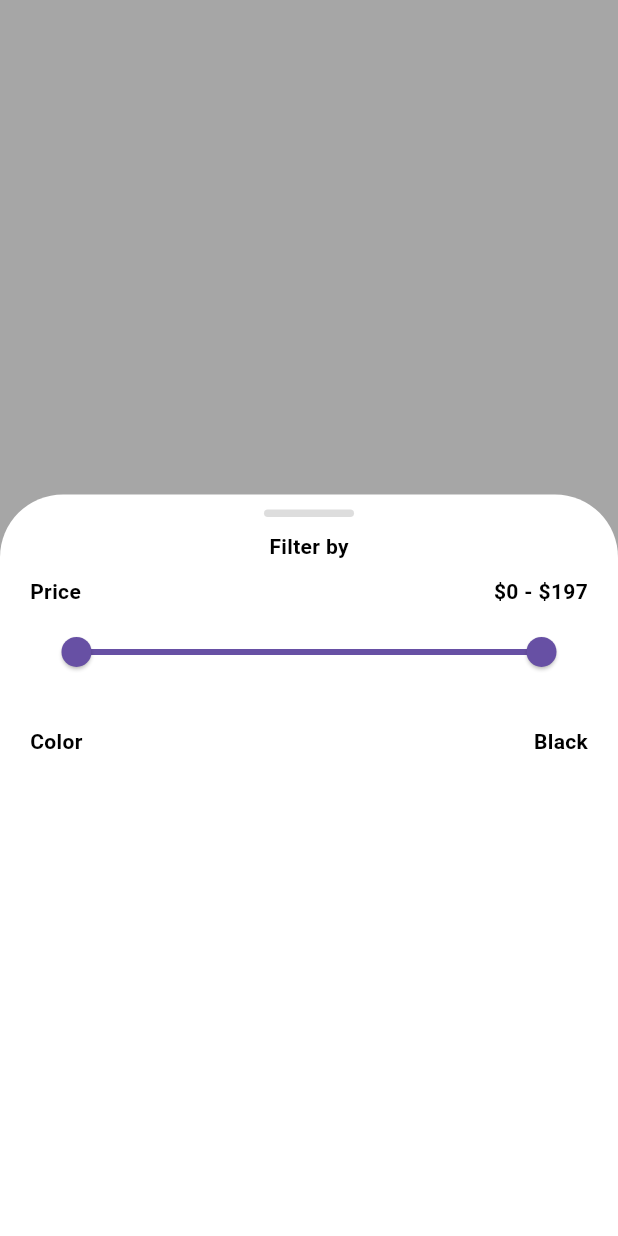
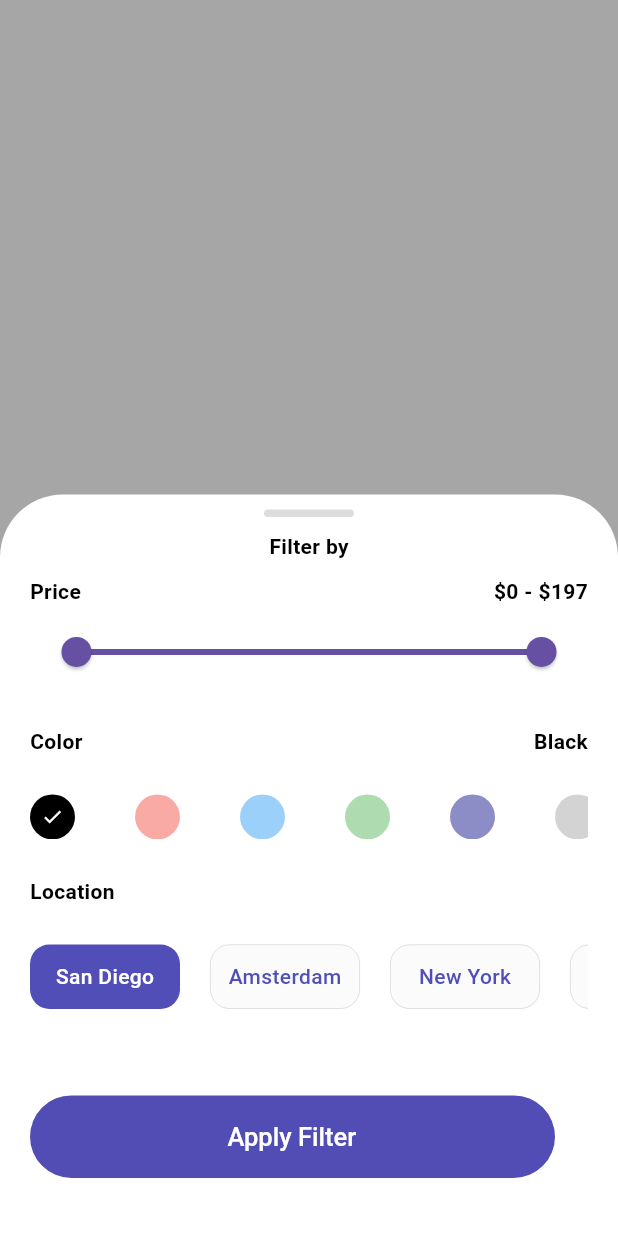
Before and after one commit to whois-kami/clothify, a Flutter app: what showFilteredBottom() shows on an empty page, opened directly, on a phone screen of 412 x 824 dp. Run offline on Flutter 3.47's test engine with Material 3 defaults, Android fonts, the phone set to English and light mode, and no system bars; our stand-ins replace animated_text_kit, awesome_snackbar_content, cached_network_image, equatable, flutter_bloc, flutter_dotenv and 10 more; accounts and stored records are empty; network calls fail.

Commit message:
added filter items func

```diff
--- a/lib/core/data/DTO/product_dto.dart
+++ b/lib/core/data/DTO/product_dto.dart
@@ -10,6 +10,7 @@ class ProductDto {
   int? price;
   bool? isFavorite;
   DateTime? releaseDate;
+   String? location;
 
   ProductDto({
     this.id,
@@ -21,6 +22,7 @@ class ProductDto {
     this.imageUrl,
     this.isFavorite,
     this.releaseDate,
+    this.location,
   });
 
   ProductDto.fromJson(Map<String, dynamic> json) {
@@ -34,9 +36,8 @@ class ProductDto {
     price = json['price'] as int? ?? 0;
     String? releaseDateString = json['release'] as String?;
     releaseDate = releaseDateString != null ? DateTime.parse(releaseDateString) : null;
-
-
     isFavorite = false;
+    location = json['location'] as String? ?? '';
   }
 
   Map<String, dynamic> toJson() {
@@ -50,6 +51,7 @@ class ProductDto {
     data['image'] = imageUrl;
     data['price'] = price;
     data['release'] = releaseDate?.toIso8601String();
+    data['location'] = location;
     return data;
   }
 }
--- a/lib/core/domain/entities/product_entity.dart
+++ b/lib/core/domain/entities/product_entity.dart
@@ -12,6 +12,7 @@ class ProductEntity {
   final int price;
   final bool isFavorite;
   final DateTime releaseDate;
+  final String location;
   ProductEntity({
     required this.id,
     required this.title,
@@ -23,6 +24,8 @@ class ProductEntity {
     required this.price,
     required this.isFavorite,
     required this.releaseDate,
+    required this.location
+
   });
 
   factory ProductEntity.fromDTO(ProductDto dto) => ProductEntity(
@@ -36,6 +39,7 @@ class ProductEntity {
         price: dto.price ?? 0,
         isFavorite: dto.isFavorite ?? false,
         releaseDate: dto.releaseDate ?? DateTime(0, 0, 0, 0, 0, 0, 0),
+        location: dto.location ?? ''
 
       );
 }
--- /dev/null
+++ b/lib/core/presentation/widgets/color_selector_widget.dart
@@ -0,0 +1,61 @@
+import 'package:flutter/material.dart';
+
+class ColorSelectorWidget extends StatelessWidget {
+  final String currentColor;
+  final Color circleColor;
+  final String circleColorString;
+  final double width;
+  final double height;
+
+  void Function()? onTap;
+  ColorSelectorWidget({
+    super.key,
+    required this.onTap,
+    required this.currentColor,
+    required this.circleColorString,
+    required this.circleColor, required this.width, required this.height,
+  });
+
+  @override
+  Widget build(BuildContext context) {
+    return Row(
+      children: [
+        Container(
+          width: width,
+          height: height,
+          decoration: BoxDecoration(
+            shape: BoxShape.circle,
+            color: currentColor == circleColorString
+                ? circleColor
+                : circleColor.withOpacity(0.45),
+          ),
+          child: Material(
+            color: Colors.transparent,
+            shape: const CircleBorder(),
+            child: InkWell(
+              onTap: onTap,
+              customBorder: const CircleBorder(),
+              child: Ink(
+                height: height,
+                width: width,
+                child: AnimatedOpacity(
+                  curve: Curves.bounceIn,
+                  opacity: currentColor == circleColorString ? 1.0 : 0.0,
+                  duration: const Duration(milliseconds: 200),
+                  child: Center(
+                    child: Icon(
+                      Icons.check,
+                      color: Colors.white,
+                      size: 15,
+                    ),
+                  ),
+                ),
+              ),
+            ),
+          ),
+        ),
+        const SizedBox(width: 40),
+      ],
+    );
+  }
+}
--- a/lib/core/presentation/widgets/filter_modal_bottom_sheet.dart
+++ b/lib/core/presentation/widgets/filter_modal_bottom_sheet.dart
@@ -1,9 +1,36 @@
+import 'package:ecom_app/core/presentation/widgets/color_selector_widget.dart';
+import 'package:ecom_app/core/presentation/widgets/eleveated_button_widget.dart';
+import 'package:ecom_app/core/presentation/widgets/location_selector_widget.dart';
+import 'package:ecom_app/src/features/home/presentation/bloc/home_bloc.dart';
 import 'package:flutter/material.dart';
+import 'package:flutter_bloc/flutter_bloc.dart';
 import 'package:modal_bottom_sheet/modal_bottom_sheet.dart';
 
 void showFilteredBottom(BuildContext context) {
-  RangeValues curValues = RangeValues(0, 197);
-  String color = 'Black';
+  RangeValues curValues = const RangeValues(0, 197);
+  String currentColor = 'Black';
+  String currentLocation = 'San Diego';
+  Map<Color, String> colors = {
+    Colors.black: 'Black',
+    Colors.red: 'Red',
+    Colors.blue: 'Blue',
+    Colors.green: 'Green',
+    const Color(0xFF000080): 'Navy',
+    Colors.grey: 'Grey',
+    Colors.brown: 'Brown',
+    Colors.purple: 'Purple',
+    const Color(0xFFC0C0C0): 'Silver',
+    const Color(0xFFF0E8FC): 'White',
+    Colors.pink: 'Pink',
+    const Color(0xFFD2B48C): 'Tan',
+    Colors.orange: 'Orange',
+  };
+  List<String> locations = [
+    'San Diego',
+    'Amsterdam',
+    'New York',
+    'Austin',
+  ];
 
   showMaterialModalBottomSheet(
     shape: RoundedRectangleBorder(
@@ -15,23 +42,25 @@ void showFilteredBottom(BuildContext context) {
     context: context,
     builder: (context) => StatefulBuilder(
       builder: (context, setState) {
-        return Container(
+        return SizedBox(
           height: MediaQuery.of(context).size.height * .6,
           child: Padding(
             padding: const EdgeInsets.symmetric(horizontal: 20, vertical: 10),
             child: Column(
-              crossAxisAlignment: CrossAxisAlignment.center,
+              crossAxisAlignment: CrossAxisAlignment.start,
               children: [
-                Container(
-                  width: 60,
-                  height: 5,
-                  decoration: BoxDecoration(
-                    borderRadius: BorderRadius.circular(16),
-                    color: Colors.grey.withOpacity(.35),
+                Center(
+                  child: Container(
+                    width: 60,
+                    height: 5,
+                    decoration: BoxDecoration(
+                      borderRadius: BorderRadius.circular(16),
+                      color: Colors.grey.withOpacity(.35),
+                    ),
                   ),
                 ),
                 SizedBox(height: 10),
-                Text('Filter by'),
+                Center(child: Text('Filter by')),
                 SizedBox(height: 10),
                 Row(
                   children: [
@@ -69,9 +98,64 @@ void showFilteredBottom(BuildContext context) {
                   children: [
                     Text('Color'),
                     Spacer(),
-                    Text(color),
+                    Text(currentColor),
                   ],
                 ),
+                SizedBox(height: 25),
+                SingleChildScrollView(
+                  scrollDirection: Axis.horizontal,
+                  child: Row(
+                    children: colors.entries.map((entry) {
+                      return ColorSelectorWidget(
+                        width: 30,
+                        height: 30,
+                        onTap: () {
+                          setState(() {
+                            currentColor = entry.value;
+                          });
+                        },
+                        currentColor: currentColor,
+                        circleColor: entry.key,
+                        circleColorString: entry.value,
+                      );
+                    }).toList(),
+                  ),
+                ),
+                SizedBox(height: 25),
+                Text('Location'),
+                SizedBox(height: 25),
+                SingleChildScrollView(
+                  scrollDirection: Axis.horizontal,
+                  child: Row(
+                    children: locations.map((location) {
+                      return LocationSelectorWidget(
+                        onTap: () {
+                          setState(() {
+                            currentLocation = location;
+                          });
+                        },
+                        currentLocation: currentLocation,
+                        location: location,
+                        height: 43,
+                        width: 100,
+                      );
+                    }).toList(),
+                  ),
+                ),
+                SizedBox(
+                  height: MediaQuery.sizeOf(context).height * .07,
+                ),
+                ElvButtonWidget(
+                    textContent: 'Apply Filter',
+                    onPressed: () {
+                      context.read<HomeBloc>().add(GetFilteredItemsEvent(
+                            maxPrice: curValues.end.round(),
+                            minPrice: curValues.start.round(),
+                            selectedColor: currentColor.toLowerCase(),
+                            selectedLocation: currentLocation,
+                          ));
+                      Navigator.pop(context);
+                    }),
               ],
             ),
           ),
--- /dev/null
+++ b/lib/core/presentation/widgets/location_selector_widget.dart
@@ -0,0 +1,70 @@
+import 'package:flutter/material.dart';
+
+class LocationSelectorWidget extends StatelessWidget {
+  final String currentLocation;
+  final String location;
+  final double width;
+  final double height;
+  void Function()? onTap;
+  LocationSelectorWidget({
+    super.key,
+    required this.onTap,
+    required this.currentLocation,
+    required this.location,
+    required this.height,
+    required this.width,
+  });
+
+  @override
+  Widget build(BuildContext context) {
+    bool isSeleted = location == currentLocation;
+    return Row(
+      children: [
+        IntrinsicWidth(
+          child: AnimatedContainer(
+            duration: const Duration(milliseconds: 100),
+            width: width,
+            height: height,
+            decoration: BoxDecoration(
+              shape: BoxShape.rectangle,
+              borderRadius: BorderRadius.circular(13),
+              border: Border.all(
+                color: isSeleted
+                    ? Colors.transparent
+                    : Colors.grey.withOpacity(0.4),
+                width: 0.5,
+              ),
+              color:
+                  isSeleted ? const Color(0xFF514EB7) : const Color(0xFFFBFBFB),
+            ),
+            child: Material(
+              color: Colors.transparent,
+              shape: const CircleBorder(),
+              child: InkWell(
+                onTap: onTap,
+                customBorder: RoundedRectangleBorder(
+                  borderRadius: BorderRadius.circular(13),
+                ),
+                child: Ink(
+                  height: height,
+                  width: width,
+                  child: Center(
+                    child: Text(
+                      location,
+                      style: TextStyle(
+                        color:
+                            isSeleted ? Colors.white : const Color(0xFF514EB7),
+                        fontWeight: FontWeight.w500,
+                      ),
+                    ),
+                  ),
+                ),
+              ),
+            ),
+          ),
+        ),
+        const SizedBox(width: 20),
+      ],
+    );
+  }
+}
--- a/lib/src/features/favorites/data/data_source/supabase_datasource.dart
+++ b/lib/src/features/favorites/data/data_source/supabase_datasource.dart
@@ -35,7 +35,7 @@ class SupabaseFavoritesDatasource {
 
     final productsResponse = await supabase
         .from('products')
-        .select('id, title, manufacturer, tags, color, views, image, price, release')
+        .select('id, title, manufacturer, tags, color, views, image, price, release, location')
         .inFilter('id', likedItemIds);
 
     List<ProductDto> favoriteProducts = List<ProductDto>.from(
--- /dev/null
+++ b/lib/src/features/home/domain/usecases/get_filtered_items_usecase.dart
@@ -0,0 +1,29 @@
+// ignore_for_file: public_member_api_docs, sort_constructors_first
+import 'package:ecom_app/src/features/home/domain/repository/home_repository.dart';
+import 'package:injectable/injectable.dart';
+
+import '../../../../../core/domain/entities/product_entity.dart';
+
+@injectable
+class GetFilteredItemsUsecase {
+  final HomeRepository homeRepository;
+  GetFilteredItemsUsecase({
+    required this.homeRepository,
+  });
+
+  Future<List<ProductEntity>> execute({
+    required int minPrice,
+    required int maxPrice,
+    required String selectedColor,
+    required String selectedLocation,
+    required List<int> productIds,
+  }) async {
+    return homeRepository.getFilteredItems(
+      maxPrice: maxPrice,
+      minPrice: minPrice,
+      selectedColor: selectedColor,
+      selectedLocation: selectedLocation,
+      productIds: productIds,
+    );
+  }
+}
--- a/lib/src/features/home/presentation/bloc/home_event.dart
+++ b/lib/src/features/home/presentation/bloc/home_event.dart
@@ -44,13 +44,33 @@ class GetSearchItemsEvent extends HomeEvent {
   List<Object> get props => [query];
 }
 
-class GetFilteredItemsEvent extends HomeEvent {
+class GetFilteredTagItemsEvent extends HomeEvent {
   final List<String> query;
   final List<ProductEntity> products;
-  const GetFilteredItemsEvent({
+  const GetFilteredTagItemsEvent({
     required this.query,
     required this.products,
   });
   @override
   List<Object> get props => [query, products];
 }
+
+class GetFilteredItemsEvent extends HomeEvent {
+  final int minPrice;
+  final int maxPrice;
+  final String selectedColor;
+  final String selectedLocation;
+  const GetFilteredItemsEvent({
+    required this.maxPrice,
+    required this.minPrice,
+    required this.selectedColor,
+    required this.selectedLocation,
+  });
+  @override
+  List<Object> get props => [
+        minPrice,
+        maxPrice,
+        selectedColor,
+        selectedLocation,
+      ];
+}
```
Also changed, not shown: lib/src/features/home/data/data_source/supabase_datasource.dart (+33 -2 lines), lib/src/features/home/data/repository/supabase_repository_impl.dart (+19 -0 lines), lib/src/features/home/domain/repository/home_repository.dart (+10 -3 lines), lib/src/features/home/presentation/bloc/home_bloc.dart (+32 -7 lines), lib/src/features/home/presentation/widgets/search_screen.dart (+7 -5 lines), lib/core/DI/injectable_config.config.dart, lib/src/features/home/presentation/widgets/category_filler_widget.dart (line endings or trailing spaces).
